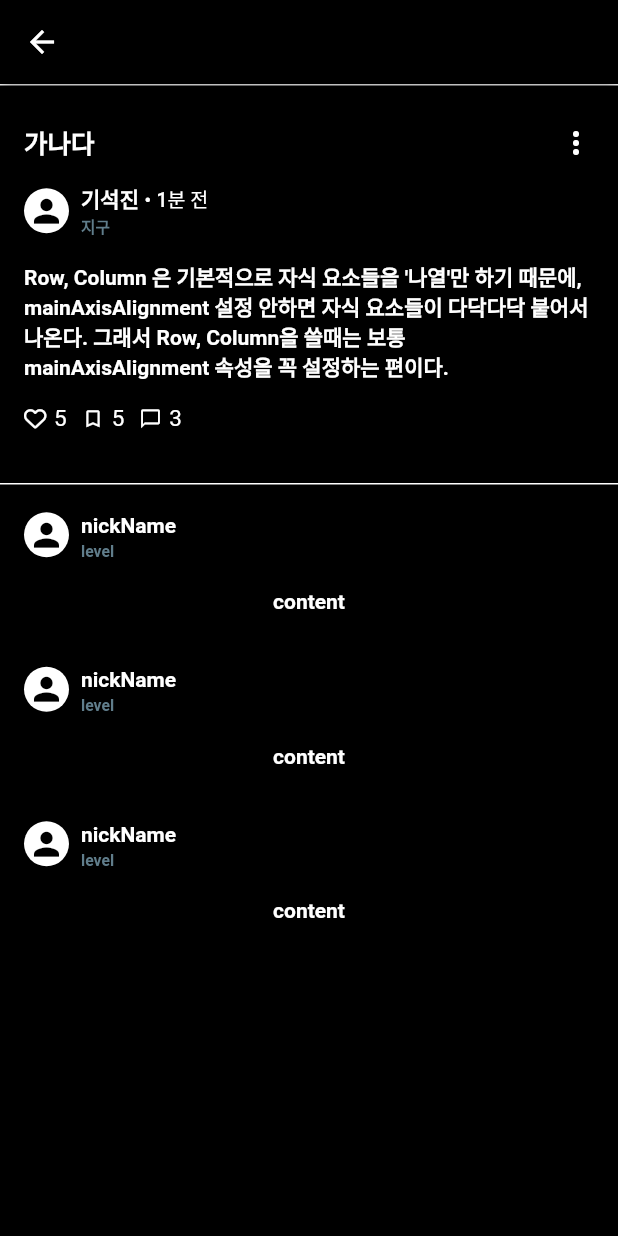
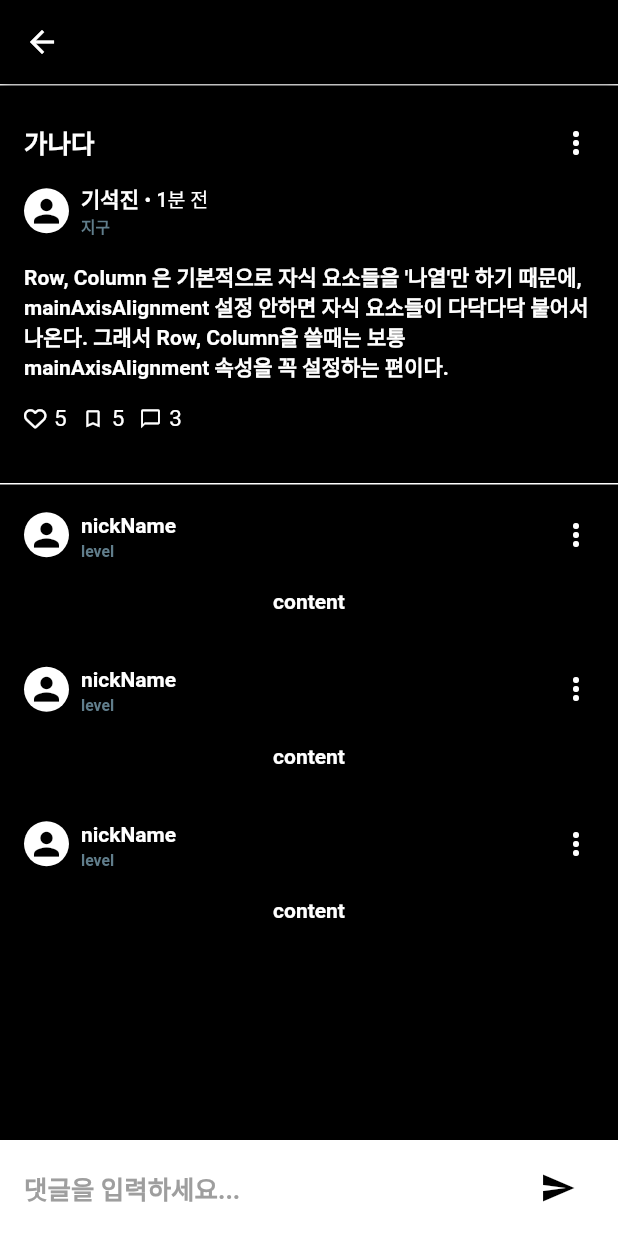
Before and after one commit to Kumoh-OpenSource-Project/frontend, a Flutter app: the FullPostPage screen opened directly, after a tap on "가나다", on a phone screen of 412 x 824 dp. Run offline on Flutter 3.47's test engine with Material 2 defaults, Android fonts, the phone set to English and light mode, and no system bars; our stand-ins replace dio, flutter_dotenv, flutter_riverpod, flutter_secure_storage, font_awesome_flutter, image_picker and 6 more; missing offline and left inert: flutter_octicons, kakao_flutter_sdk_user; accounts and stored records are empty; generated files the repository leaves out were written again; network calls fail.

Commit message:
Feat: Add comment input box and search box

```diff
--- a/star_hub/lib/auth/view/screens/login_screen.dart
+++ b/star_hub/lib/auth/view/screens/login_screen.dart
@@ -7,7 +7,7 @@ import 'package:star_hub/auth/model/repository/auth_repository.dart';
 import 'package:star_hub/common/const.dart';
 import 'package:star_hub/common/local_storage/local_storage.dart';
 import 'package:star_hub/common/styles/fonts/font_style.dart';
-import 'package:star_hub/home/view/screens/main_screen.dart';
+import 'package:star_hub/common/pages/main_screen.dart';
 
 
 class LoginPage extends ConsumerStatefulWidget {
--- a/star_hub/lib/common/pages/loading_page.dart
+++ b/star_hub/lib/common/pages/loading_page.dart
@@ -2,7 +2,7 @@ import 'package:flutter/material.dart';
 import 'package:flutter_riverpod/flutter_riverpod.dart';
 import 'package:star_hub/auth/view/screens/login_screen.dart';
 import 'package:star_hub/common/local_storage/local_storage.dart';
-import 'package:star_hub/home/view/screens/main_screen.dart';
+import 'package:star_hub/common/pages/main_screen.dart';
 
 class SplashScreen extends ConsumerStatefulWidget {
   static String get routeName => 'splash';
--- a/star_hub/lib/community/view/screens/post_detail_screen.dart
+++ b/star_hub/lib/community/view/screens/post_detail_screen.dart
@@ -6,6 +6,8 @@ import 'package:star_hub/community/model/entity/place_post_entity.dart';
 import 'package:star_hub/community/view/widgets/comment_box.dart';
 import 'package:star_hub/community/view/widgets/icon_num.dart';
 
+import '../../model/entity/comment_entity.dart';
+import '../../model/repository/community_repository.dart';
 import 'edit_screen.dart';
 
 class DetailPage extends StatefulWidget {
@@ -17,6 +19,15 @@ class DetailPage extends StatefulWidget {
 }
 
 class _DetailPageState extends State<DetailPage> {
+  late TextEditingController _commentController;
+  String newComment = '';
+
+  @override
+  void initState() {
+    super.initState();
+    _commentController = TextEditingController();
+  }
+
   void _onMoreVertTap() {
     showMenu(
       context: context,
@@ -61,8 +72,15 @@ class _DetailPageState extends State<DetailPage> {
           content: const Text('정말로 삭제하시겠습니까?'),
           actions: [
             TextButton(
-              onPressed: () {
+              onPressed: () async {
+                bool deleted =
+                await CommunityRepository().deletePost(widget.post.articleId);
+                if (deleted) {
                   Navigator.pop(context);
+                  Navigator.pop(context, true);
+                } else {
+                  print('실패!');
+                }
               },
               child: const Text(
                 '취소',
@@ -85,6 +103,19 @@ class _DetailPageState extends State<DetailPage> {
     );
   }
 
+  void _submitComment() {
+    setState(() {
+      widget.post.comments.add(CommentEntity(
+        content: newComment,
+        nickName: 'CurrentUser',
+        writeDate: 'Just Now',
+        level: 'User Level',
+      ));
+      _commentController.clear();
+      FocusScope.of(context).unfocus();
+    });
+  }
+
   @override
   Widget build(BuildContext context) {
     return Scaffold(
@@ -92,7 +123,10 @@ class _DetailPageState extends State<DetailPage> {
       appBar: AppBar(
         backgroundColor: Colors.black,
       ),
-      body: SingleChildScrollView(
+      body: Column(
+        children: [
+          Expanded(
+            child: SingleChildScrollView(
               child: Column(
                 children: [
                   Container(
@@ -102,7 +136,8 @@ class _DetailPageState extends State<DetailPage> {
                           color: Colors.white,
                           width: 1,
                         ),
-              )),
+                      ),
+                    ),
                     padding: const EdgeInsets.symmetric(vertical: 10.0),
                     child: Padding(
                       padding: const EdgeInsets.all(16.0),
@@ -137,7 +172,8 @@ class _DetailPageState extends State<DetailPage> {
                                 child: Icon(
                                   Icons.person,
                                   size: 25,
-                            )),
+                                ),
+                              ),
                               const SizedBox(
                                 width: kPaddingSmallSize,
                               ),
@@ -147,19 +183,21 @@ class _DetailPageState extends State<DetailPage> {
                                 children: [
                                   Row(
                                     children: [
-                                Text(widget.post.nickName,
-                                    style: kTextContentStyleSmall),
+                                      Text(
+                                        widget.post.nickName,
+                                        style: kTextContentStyleSmall,
+                                      ),
                                       const Text(" • "),
                                       Text(
                                         widget.post.writeDate,
                                         style: kTextContentStyleXSmall,
-                                )
+                                      ),
                                     ],
                                   ),
                                   Text(
                                     widget.post.level,
                                     style: kTextSubContentStyleXSmall,
-                            )
+                                  ),
                                 ],
                               ),
                             ],
@@ -212,6 +250,47 @@ class _DetailPageState extends State<DetailPage> {
                 ],
               ),
             ),
+          ),
+          Container(
+            color: Colors.white,
+            padding:
+            const EdgeInsets.symmetric(vertical: 8.0, horizontal: 16.0),
+            child: Row(
+              children: [
+                Expanded(
+                  child: TextFormField(
+                    controller: _commentController,
+                    onChanged: (value) {
+                      setState(() {
+                        newComment = value;
+                      });
+                    },
+                    style:
+                    kTextContentStyleMiddle.copyWith(color: Colors.black),
+                    cursorColor: Colors.black,
+                    decoration: InputDecoration(
+                      hintText: '댓글을 입력하세요...',
+                      hintStyle: kTextContentStyleMiddle.copyWith(
+                        color: Colors.grey,
+                      ),
+                      enabledBorder: const UnderlineInputBorder(
+                        borderSide: BorderSide(color: Colors.white),
+                      ),
+                      focusedBorder: const UnderlineInputBorder(
+                        borderSide: BorderSide(color: Colors.white),
+                      ),
+                    ),
+                  ),
+                ),
+                IconButton(
+                  onPressed: newComment.isNotEmpty ? _submitComment : null,
+                  icon: const Icon(Icons.send, color: Colors.black),
+                ),
+              ],
+            ),
+          ),
+        ],
+      ),
     );
   }
 }
--- a/star_hub/lib/community/view/widgets/comment_box.dart
+++ b/star_hub/lib/community/view/widgets/comment_box.dart
@@ -18,9 +18,10 @@ class CommentBox extends StatelessWidget {
   @override
   Widget build(BuildContext context) {
     return Container(
-      padding: EdgeInsets.all(16),
+      padding: const EdgeInsets.all(16),
       child: Column(
         children: [
+          Row(mainAxisAlignment: MainAxisAlignment.spaceBetween, children: [
             Row(
               children: [
                 const CircleAvatar(
@@ -47,6 +48,13 @@ class CommentBox extends StatelessWidget {
                 ),
               ],
             ),
+            InkWell(
+              onTap: () {},
+              child: const Icon(
+                Icons.more_vert,
+              ),
+            ),
+          ]),
           const SizedBox(
             height: kPaddingMiddleSize,
           ),
```
Also changed, not shown: star_hub/lib/common/pages/main_screen.dart (renamed from star_hub/lib/home/view/screens/main_screen.dart, +13 -4 lines), star_hub/lib/community/model/repository/community_repository.dart (+15 -0 lines), star_hub/lib/community/view/screens/search_screen.dart (added, +46 -0 lines), star_hub/pubspec.lock, 1 other file. Lines whose indentation alone changed are shown as unchanged.
